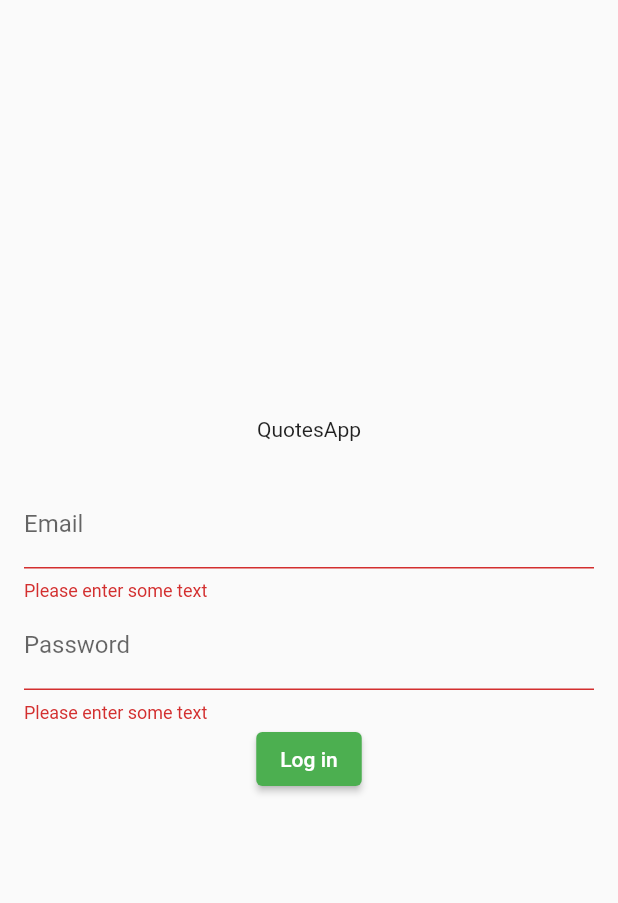
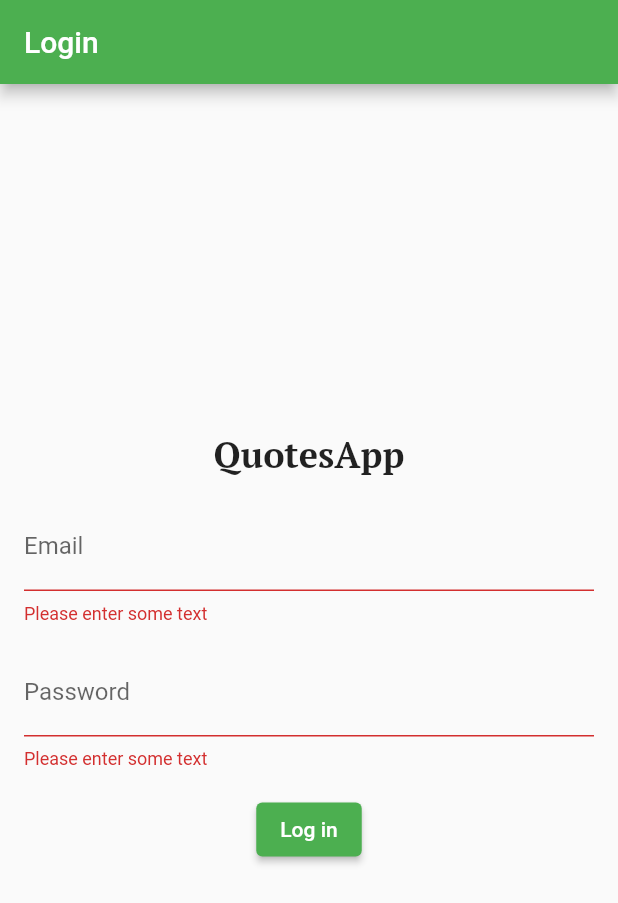
Before and after one commit to rickramirr/quotes_app, a Flutter app: the screen it shows after launch, after a tap on "Log in", on a phone screen of 412 x 824 dp. Shown: the top 903 px of the screen. Run offline on Flutter 3.47's test engine with Material 2 defaults, Android fonts, the phone set to English and light mode, and no system bars; our stand-ins replace google_fonts; network calls fail.

Commit message:
visual changes

```diff
--- a/lib/login_page.dart
+++ b/lib/login_page.dart
@@ -1,17 +1,24 @@
 import 'package:flutter/material.dart';
+import 'package:google_fonts/google_fonts.dart';
 import 'package:quotes_app/login_widget.dart';
 
 class LoginPage extends StatelessWidget {
   @override
   Widget build(BuildContext context) {
     return Scaffold(
+      appBar: AppBar(
+        title: Text("Login"),
+      ),
       body: Center(
           child: Column(
         mainAxisAlignment: MainAxisAlignment.center,
         children: [
-          Text("QuotesApp"),
-          SizedBox(
-            height: 10,
+          Text(
+            "QuotesApp",
+            style: GoogleFonts.ptSerif(
+              fontSize: 24,
+              fontWeight: FontWeight.bold
+            ),
           ),
           Padding(
             padding: const EdgeInsets.all(16.0),
--- a/lib/login_widget.dart
+++ b/lib/login_widget.dart
@@ -25,7 +25,11 @@ class LoginWidgetState extends State<LoginWidget> {
             },
             keyboardType: TextInputType.emailAddress,
             decoration: InputDecoration(
-                hintText: "algo@gmail.com", labelText: "Email")),
+              hintText: "something@gmail.com",
+              labelText: "Email"
+            )
+        ),
+        SizedBox(height: 16),
         TextFormField(
             validator: (value) {
               if (value == null || value.isEmpty) {
@@ -36,11 +40,13 @@ class LoginWidgetState extends State<LoginWidget> {
             keyboardType: TextInputType.text,
             obscureText: true,
             decoration: InputDecoration(
-                hintText: "123456 or whatever", labelText: "Password")),
+                hintText: "123456 or whatever", labelText: "Password")
+        ),
+        SizedBox(height: 16),
         ElevatedButton(
             onPressed: () {
               if (_formKey.currentState!.validate()) {
-                Navigator.push(
+                Navigator.pushReplacement(
                   context,
                   MaterialPageRoute(builder: (context) => QuotesPage()),
                 );
```
Also changed, not shown: lib/quote_page.dart (+36 -3 lines).
